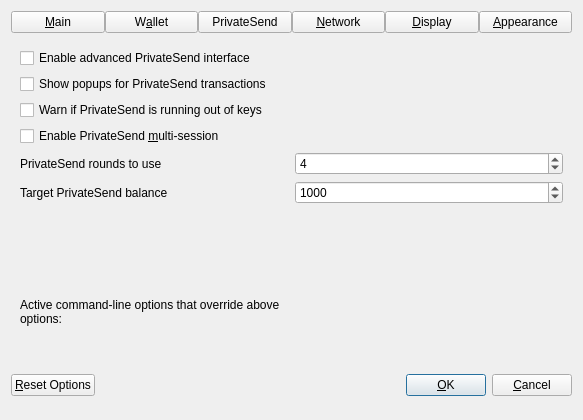
gobytecoin/gobyte, file src/qt/forms/optionsdialog.ui: the form before one commit.
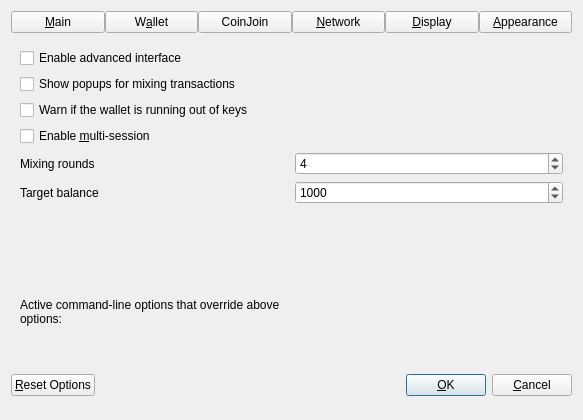
The form after the commit. The open tabs and pages were chosen to show the change. Custom widgets are drawn as their Qt base class.

Diff of the .ui file:
```diff
--- a/src/qt/forms/optionsdialog.ui
+++ b/src/qt/forms/optionsdialog.ui
@@ -54,7 +54,7 @@
      <item>
       <widget class="QPushButton" name="btnPrivateSend">
        <property name="text">
-        <string>PrivateSend</string>
+        <string notr="true">CoinJoin</string>
        </property>
        <property name="checkable">
         <bool>true</bool>
@@ -310,7 +310,7 @@
           <string>Show additional information and buttons for PrivateSend on overview screen.</string>
          </property>
          <property name="text">
-          <string>Enable advanced PrivateSend interface</string>
+          <string>Enable advanced interface</string>
          </property>
         </widget>
        </item>
@@ -320,7 +320,7 @@
           <string>Show system popups for PrivateSend mixing transactions&lt;br/&gt;just like for all other transaction types.</string>
          </property>
          <property name="text">
-          <string>Show popups for PrivateSend transactions</string>
+          <string>Show popups for mixing transactions</string>
          </property>
         </widget>
        </item>
@@ -330,7 +330,7 @@
           <string>Show warning dialog when PrivateSend detects that wallet has very low number of keys left.</string>
          </property>
          <property name="text">
-          <string>Warn if PrivateSend is running out of keys</string>
+          <string>Warn if the wallet is running out of keys</string>
          </property>
         </widget>
        </item>
@@ -340,7 +340,7 @@
           <string>Whether to use experimental PrivateSend mode with multiple mixing sessions per block.&lt;br/&gt;Note: You must use this feature carefully.&lt;br/&gt;Make sure you always have recent wallet (auto)backup in a safe place!</string>
          </property>
          <property name="text">
-          <string>Enable PrivateSend &amp;multi-session</string>
+          <string>Enable &amp;multi-session</string>
          </property>
         </widget>
        </item>
@@ -352,7 +352,7 @@
             <string>This setting determines the amount of individual masternodes that an input will be mixed through.&lt;br/&gt;More rounds of mixing gives a higher degree of privacy, but also costs more in fees.</string>
            </property>
            <property name="text">
-            <string>PrivateSend rounds to use</string>
+            <string>Mixing rounds</string>
            </property>
           </widget>
          </item>
@@ -391,7 +391,7 @@
             <string notr="true"/>
            </property>
            <property name="text">
-            <string>Target PrivateSend balance</string>
+            <string>Target balance</string>
            </property>
           </widget>
          </item>
```
Left out of the diff: 34 changed lines with no effect on the pictures.
